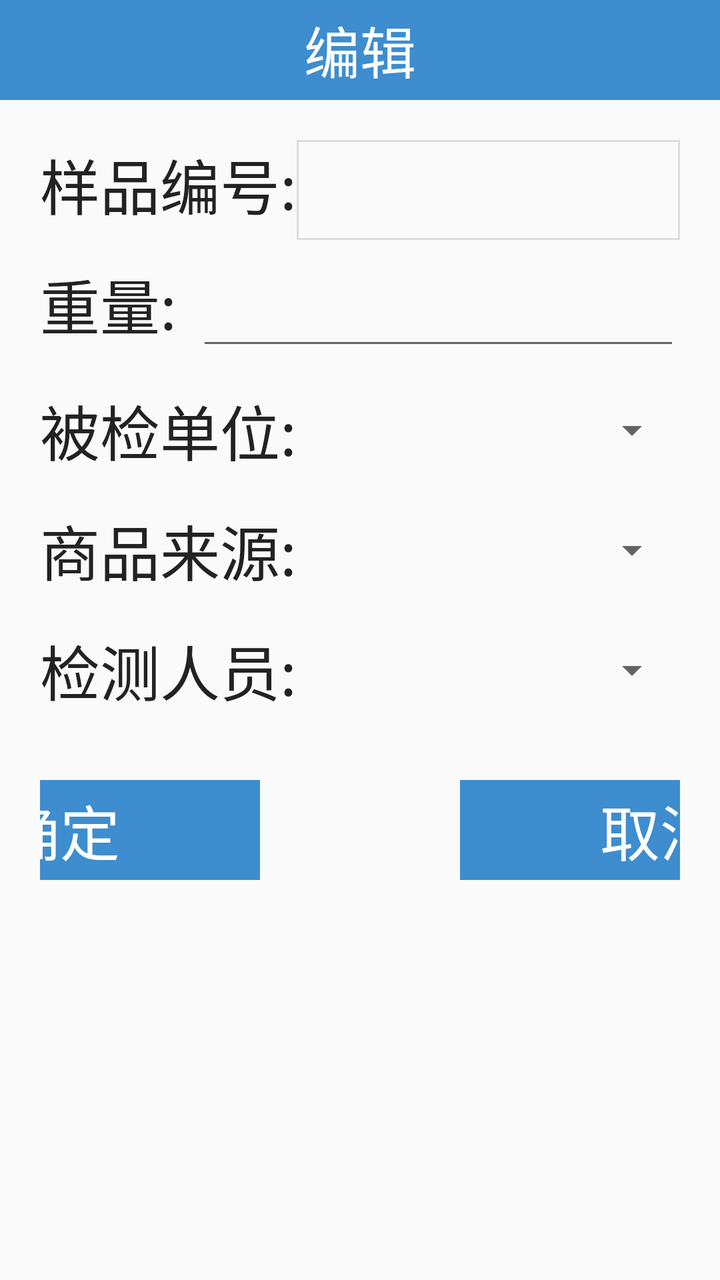
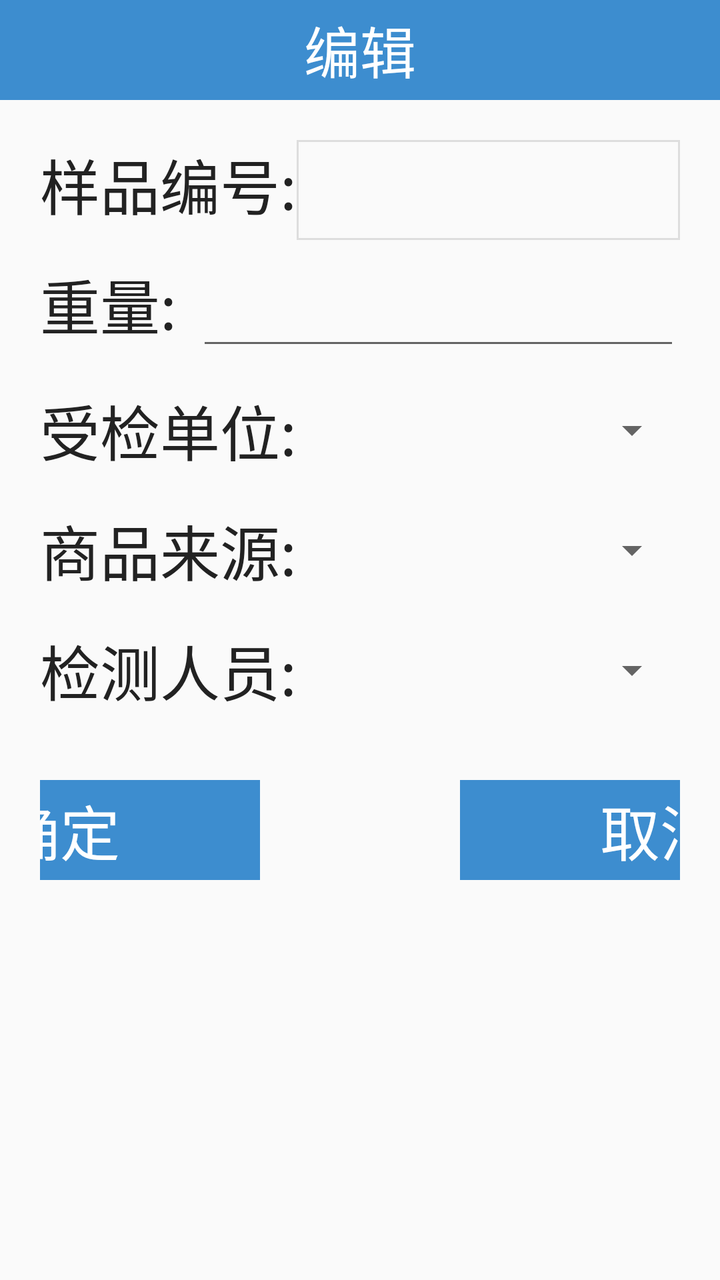

Compare the two renders of this Android layout. The source of the first and the diff that turns it into the second are given below.
<!-- AndroidManifest.xml: application theme AppTheme -->
<!-- res/layout/dialog_edit_result.xml -->
<?xml version="1.0" encoding="utf-8"?>
<LinearLayout
    xmlns:android="http://schemas.android.com/apk/res/android" android:layout_width="match_parent"
    android:orientation="vertical"
    android:layout_height="match_parent">
<TextView
    android:layout_width="match_parent"
    android:textSize="28sp"
    android:textColor="@color/white"
    android:gravity="center"
    android:background="@color/title_color"
    android:text="编辑"
    android:layout_height="50dp" />
    <LinearLayout
        android:layout_width="match_parent"
        android:padding="20dp"
        android:orientation="vertical"
        android:layout_height="match_parent">
<LinearLayout
    android:layout_width="match_parent"
    android:orientation="horizontal"
    android:layout_height="50dp">
    <TextView
        android:layout_width="wrap_content"
        android:text="样品编号:"
        android:textColor="@color/text_black"
        android:textSize="30sp"
        android:layout_height="wrap_content" />
    <EditText
        android:id="@+id/et_sample_number"
        android:lines="1"
        style="@style/EditTextResultShow2"
        android:layout_width="0dp"
        android:layout_height="match_parent"
        android:layout_weight="3"
        android:digits="@string/dis_numberaz"
        android:ellipsize="end"
        android:focusable="true"
        android:textSize="26sp" />

</LinearLayout>
<LinearLayout
    android:layout_width="match_parent"
    android:orientation="horizontal"
    android:layout_marginTop="10dp"
    android:layout_height="50dp">
    <TextView
        android:layout_width="wrap_content"
        android:text="重量:"
        android:textColor="@color/text_black"
        android:textSize="30sp"
        android:layout_height="wrap_content" />
    <EditText
        android:lines="1"
        android:layout_width="match_parent"
        android:digits="1234567890."
        android:layout_marginLeft="10dp"
        android:id="@+id/et_weight"
        android:layout_height="match_parent" />
</LinearLayout>

        <LinearLayout
            android:layout_width="match_parent"
            android:layout_marginTop="10dp"
            android:layout_height="50dp"

            android:layout_gravity="center_vertical"
            android:orientation="horizontal">

            <TextView
                android:layout_width="wrap_content"
                android:layout_height="match_parent"
                android:gravity="center"
                android:text="被检单位:"
                android:textColor="@color/text_black"
                android:textSize="30sp" />

            <Spinner
                android:id="@+id/spn_sample_unit"
                android:layout_gravity="center_vertical"
                android:layout_marginLeft="10dp"
                android:layout_width="match_parent"
                android:layout_height="match_parent" />
        </LinearLayout>
        <LinearLayout
            android:layout_width="match_parent"
            android:layout_height="50dp"
            android:layout_marginTop="10dp"
            android:layout_gravity="center_vertical"
            android:orientation="horizontal">

            <TextView
                android:layout_width="wrap_content"
                android:layout_height="match_parent"
                android:gravity="center"
                android:text="商品来源:"
                android:textColor="@color/text_black"
                android:textSize="30sp" />

            <Spinner
                android:id="@+id/spn_sample_source"
                android:layout_gravity="center_vertical"
                android:layout_marginLeft="10dp"
                android:layout_width="match_parent"
                android:layout_height="match_parent" />
        </LinearLayout>
        <LinearLayout
            android:layout_width="match_parent"
            android:layout_height="50dp"
            android:layout_marginTop="10dp"
            android:layout_gravity="center_vertical"
            android:orientation="horizontal">

            <TextView
                android:layout_width="wrap_content"
                android:layout_height="match_parent"
                android:gravity="center"
                android:text="检测人员:"
                android:textColor="@color/text_black"
                android:textSize="30sp" />

            <Spinner
                android:id="@+id/spn_checker"
                android:layout_gravity="center_vertical"
                android:layout_marginLeft="10dp"
                android:layout_width="match_parent"
                android:layout_height="match_parent" />
        </LinearLayout>
        <LinearLayout
            android:layout_width="match_parent"
            android:orientation="horizontal"
            android:layout_marginTop="30dp"
            android:gravity="center"
            android:layout_height="50dp">
            <TextView
                android:layout_width="200dp"
                android:textSize="30sp"
                android:gravity="center"
                android:id="@+id/tv_confirm"
                android:layout_marginRight="100dp"
                android:textColor="@color/white"
                android:background="@color/title_color"
                android:text="确定"
                android:layout_height="match_parent" />
            <TextView
                android:layout_width="200dp"
                android:textSize="30sp"
                android:gravity="center"
                android:textColor="@color/white"

                android:id="@+id/tv_cancel"
                android:background="@color/title_color"
                android:text="取消"
                android:layout_height="match_parent" />
        </LinearLayout>
    </LinearLayout>
</LinearLayout>
<!-- resources referenced by this layout -->
<resources>
  <color name="text_black">#222222</color>
  <color name="title_color">#3D8DCF</color>
  <color name="white">#ffffff</color>
  <string name="dis_numberaz">1234567890abcdefghijklmnopqrstuvwxyzABCDEFGHIJKLMNOPQRSTUVWXYZ-_</string>
  <style name="EditTextResultShow2">
          
          <item name="android:background">@drawable/edit_text2</item>
          <item name="android:layout_width">0dp</item>
          <item name="android:layout_height">wrap_content</item>
          
          <item name="android:layout_weight">1</item>
          <item name="android:textColor">@android:color/black</item>
          <item name="android:textSize">22sp</item>
          <item name="android:gravity">center</item>
          <item name="android:clickable">true</item>
          <item name="android:focusable">false</item>
      </style>
  <style name="AppTheme" parent="Theme.AppCompat.Light.DarkActionBar">
          
          <item name="android:windowNoTitle">true</item>
          <item name="android:windowFullscreen">true</item>
      </style>
  <!-- drawable edit_text2 (drawable) -->
  <?xml version="1.0" encoding="utf-8"?>
  <shape xmlns:android="http://schemas.android.com/apk/res/android"
      android:shape="rectangle">
  <stroke android:width="1dp" android:color="@color/gray_filtrate_bg"></stroke>
  </shape>
  <color name="gray_filtrate_bg">#dddddd</color>
</resources>

<!-- the commit's change to res/layout/dialog_edit_result.xml (unified diff, before → after) -->
@@ -71,7 +71,7 @@
                 android:layout_width="wrap_content"
                 android:layout_height="match_parent"
                 android:gravity="center"
-                android:text="被检单位:"
+                android:text="受检单位:"
                 android:textColor="@color/text_black"
                 android:textSize="30sp" />
 
